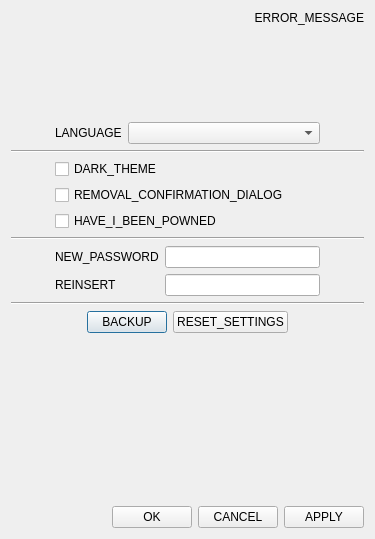
First picture: the form in password-management/src/win/settingsdialog.ui, repository Stypox/qt-password-management, before the edit.
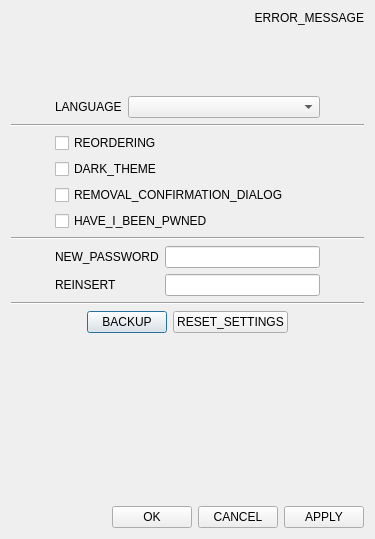
Second picture: the form after the edit.

Commit message:
Added touchscreen-based scrolling and a way to disable password reordering
Now touchscreen-based scrolling can be used on mobile instead of the scrollbar, making it less a pain. Also added reordering option to enable/disable password ordering. This, when active, disables touchscreen-based scrolling.

```diff
--- a/password-management/src/win/settingsdialog.ui
+++ b/password-management/src/win/settingsdialog.ui
@@ -105,6 +105,13 @@
      </item>
      <item>
       <layout class="QVBoxLayout" name="checkBoxInnerLayout">
+       <item>
+        <widget class="QCheckBox" name="reordering">
+         <property name="text">
+          <string>REORDERING</string>
+         </property>
+        </widget>
+       </item>
        <item>
         <widget class="QCheckBox" name="darkTheme">
          <property name="text">
@@ -122,7 +129,7 @@
        <item>
         <widget class="QCheckBox" name="pwned">
          <property name="text">
-          <string>HAVE_I_BEEN_POWNED</string>
+          <string>HAVE_I_BEEN_PWNED</string>
          </property>
         </widget>
        </item>
```
The commit also changes 7 other files.
